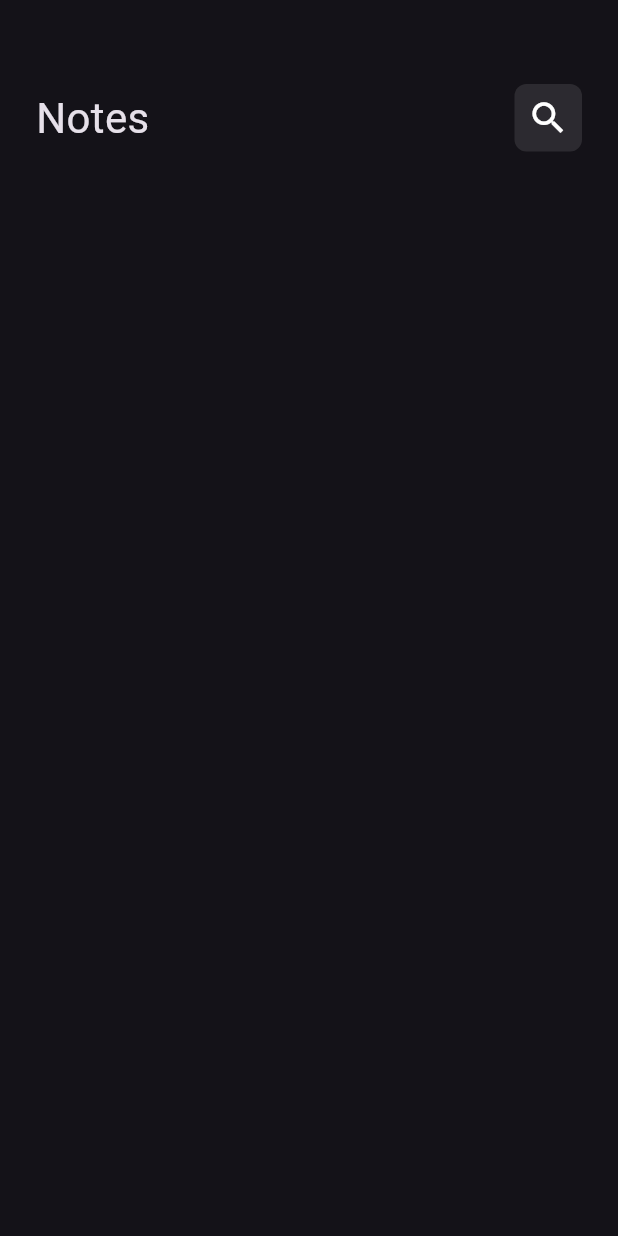
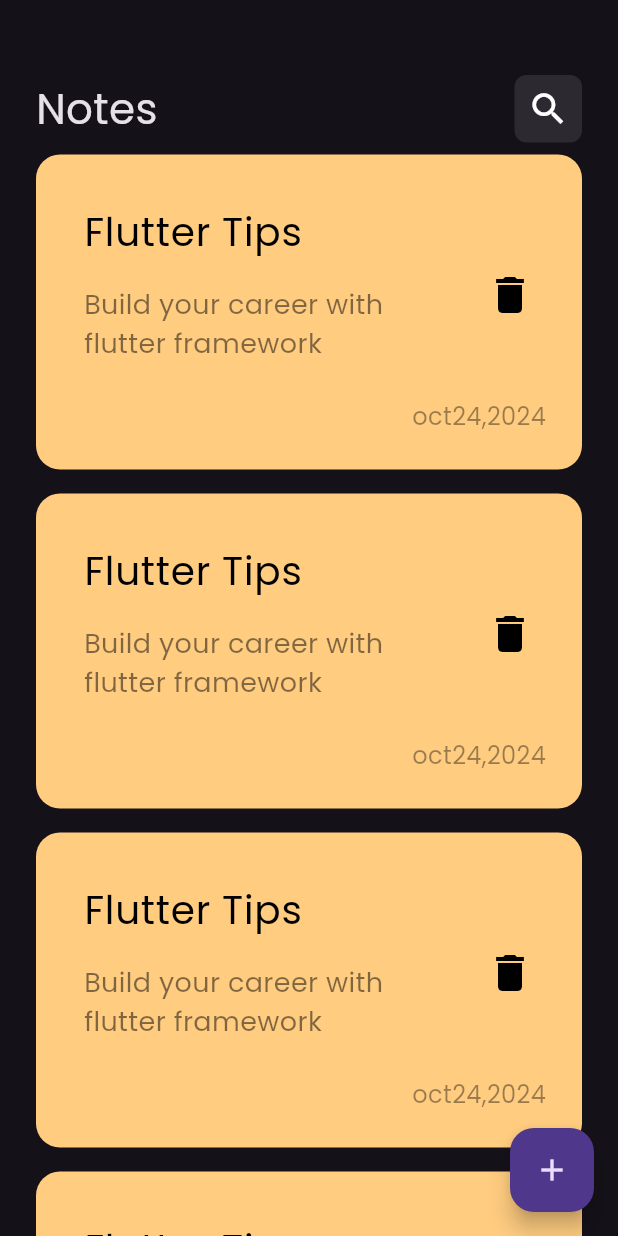
Before and after one commit to asmaaramadanramadan/note_app, a Flutter app: the screen it shows after launch, on a phone screen of 412 x 824 dp. Run offline on Flutter 3.47's test engine with Material 3 defaults, Android fonts, the phone set to English and light mode, and no system bars.

Commit message:
create note item  and note list

```diff
--- a/lib/main.dart
+++ b/lib/main.dart
@@ -12,7 +12,10 @@ class NotesApp extends StatelessWidget {
   Widget build(BuildContext context) {
     return MaterialApp(
       debugShowCheckedModeBanner: false,
-      theme: ThemeData(brightness: Brightness.dark),
+      theme: ThemeData(
+        brightness: Brightness.dark,
+        fontFamily: 'Poppins',
+      ),
       home: const NotesView(),
     );
   }
--- a/lib/views/notes_view.dart
+++ b/lib/views/notes_view.dart
@@ -7,8 +7,12 @@ class NotesView extends StatelessWidget {
 
   @override
   Widget build(BuildContext context) {
-    return const Scaffold(
-      body: NotesViewBody(),
+    return Scaffold(
+      body: const NotesViewBody(),
+      floatingActionButton: FloatingActionButton(
+        onPressed: () {},
+        child: const Icon(Icons.add),
+      ),
     );
   }
 }
--- /dev/null
+++ b/lib/widgets/notes_list_view.dart
@@ -0,0 +1,72 @@
+import 'package:flutter/material.dart';
+
+import 'custom_note_item.dart';
+
+class NotesListView extends StatelessWidget {
+  const NotesListView({super.key});
+
+  @override
+  Widget build(BuildContext context) {
+    return ListView.builder(
+      itemBuilder: (context, index) {
+        return Padding(
+          padding: EdgeInsets.symmetric(
+            vertical: 8,
+          ),
+          child: Container(
+            padding: EdgeInsets.only(top: 24, bottom: 24, left: 16),
+            decoration: BoxDecoration(
+              borderRadius: BorderRadius.circular(16.0),
+              color: Color(0xffFFCC80),
+            ),
+            child: Column(
+              crossAxisAlignment: CrossAxisAlignment.end,
+              children: [
+                ListTile(
+                  title: const Text(
+                    "Flutter Tips",
+                    style: TextStyle(
+                      color: Colors.black,
+                      fontSize: 26,
+                    ),
+                  ),
+                  subtitle: Padding(
+                    padding: const EdgeInsets.only(
+                      top: 16,
+                      bottom: 16,
+                    ),
+                    child: Text(
+                      "Build your career with flutter framework",
+                      style: TextStyle(
+                        color: Colors.black.withOpacity(0.5),
+                        fontSize: 18,
+                      ),
+                    ),
+                  ),
+                  trailing: IconButton(
+                    onPressed: () {},
+                    icon: const Icon(
+                      Icons.delete,
+                      color: Colors.black,
+                      size: 32,
+                    ),
+                  ),
+                ),
+                Padding(
+                  padding: const EdgeInsets.only(right: 24),
+                  child: Text(
+                    "oct24,2024",
+                    style: TextStyle(
+                      color: Colors.black.withOpacity(0.4),
+                      fontSize: 16,
+                    ),
+                  ),
+                ),
+              ],
+            ),
+          ),
+        );
+      },
+    );
+  }
+}
--- a/lib/widgets/notes_view_body.dart
+++ b/lib/widgets/notes_view_body.dart
@@ -1,19 +1,23 @@
+import 'package:flutter/cupertino.dart';
 import 'package:flutter/material.dart';
+import 'package:flutter/widgets.dart';
 import 'package:note/widgets/custom_app_bar.dart';
+
+import 'custom_note_item.dart';
+import 'notes_list_view.dart';
 
 class NotesViewBody extends StatelessWidget {
   const NotesViewBody({super.key});
 
   @override
   Widget build(BuildContext context) {
-    return Padding(
-      padding: const EdgeInsets.all(24.0),
-      child: const Column(
+    return const Padding(
+      padding: EdgeInsets.symmetric(horizontal: 24),
+      child: Column(
         children: [
-          SizedBox(
-            height: 32,
-          ),
+          SizedBox(height: 50),
           CustomAppBar(),
+          Expanded(child: NotesListView()),
         ],
       ),
     );
```
Also changed, not shown: lib/widgets/custom_note_item.dart (added, +61 -0 lines), pubspec.yaml (+4 -4 lines), assets/fonts/Poppins-Regular.ttf (added).
